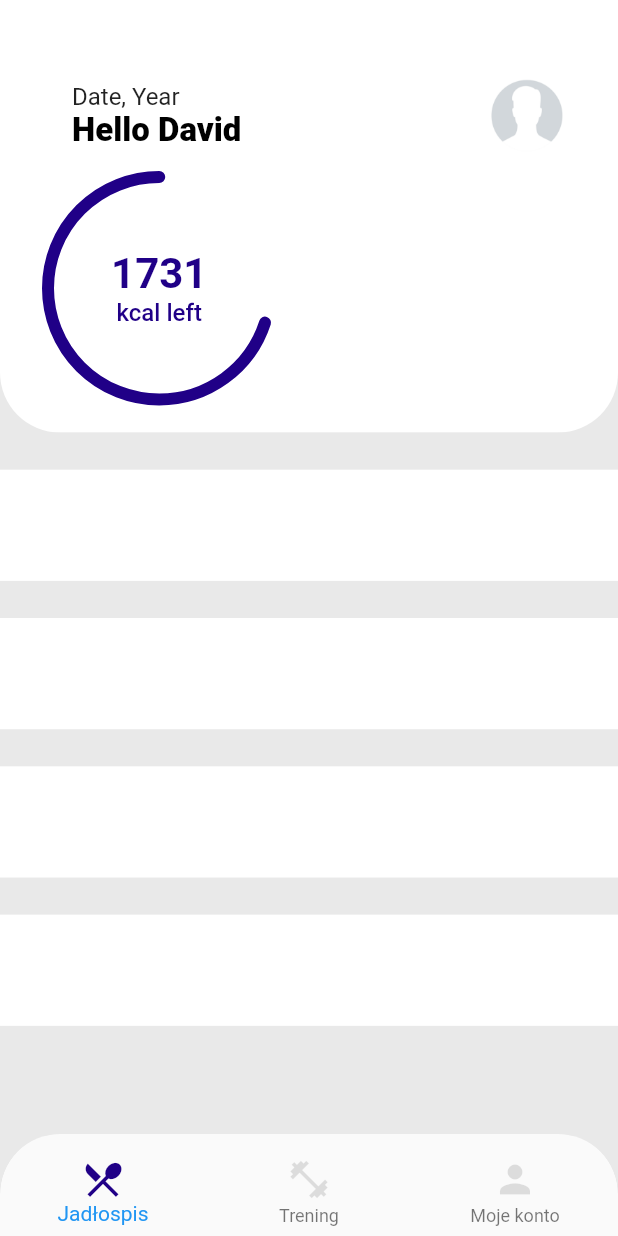
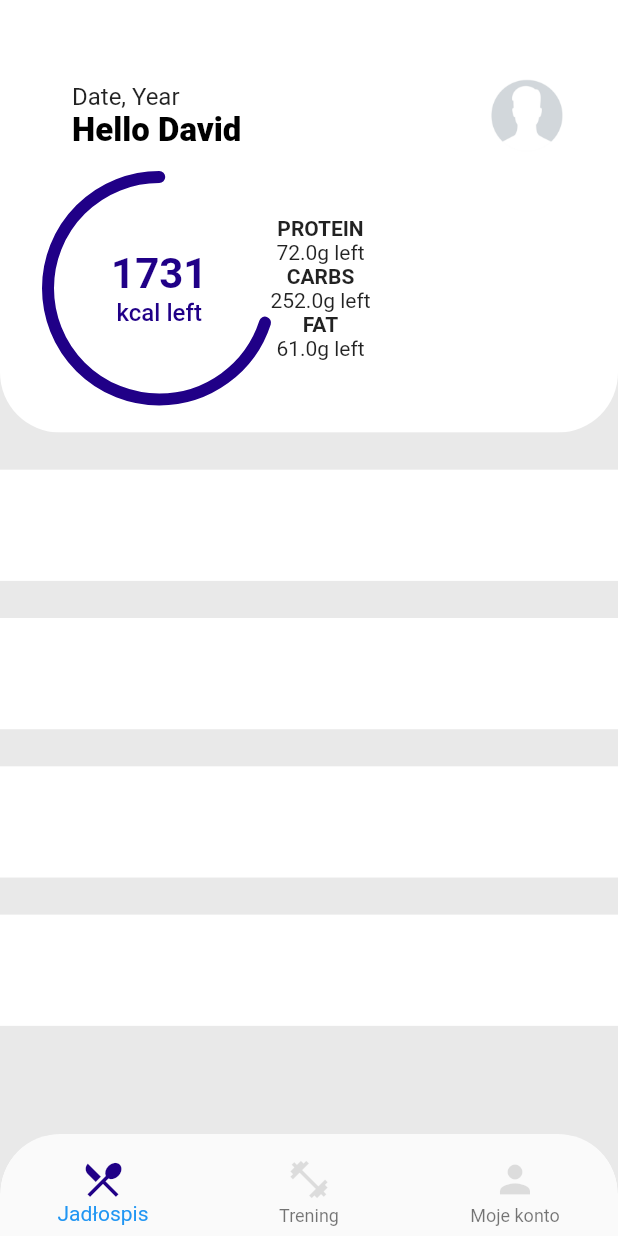
Before and after one commit to jakubzawada/this_is_your_training, a Flutter app: the screen it shows once a user with an empty profile is signed in, on a phone screen of 412 x 824 dp. Run offline on Flutter 3.47's test engine with Material 2 defaults, Android fonts, the phone set to English and light mode, and no system bars; our stand-ins replace firebase_auth, firebase_core; accounts and stored records are empty.

Commit message:
add IngredientProgress

```diff
--- a/lib/app/home/home_page.dart
+++ b/lib/app/home/home_page.dart
@@ -191,6 +191,30 @@ class MakroPageContent extends StatelessWidget {
                           height: height * 0.18,
                           progress: 0.7,
                         ),
+                        Column(
+                          mainAxisAlignment: MainAxisAlignment.spaceBetween,
+                          mainAxisSize: MainAxisSize.max,
+                          children: const [
+                            _IngredientProgress(
+                              ingredient: "Protein",
+                              progress: 0.3,
+                              progressColor: Colors.green,
+                              leftAmount: 72,
+                            ),
+                            _IngredientProgress(
+                              ingredient: "Carbs",
+                              progress: 0.2,
+                              progressColor: Colors.red,
+                              leftAmount: 252,
+                            ),
+                            _IngredientProgress(
+                              ingredient: "Fat",
+                              progress: 0.1,
+                              progressColor: Colors.yellow,
+                              leftAmount: 61,
+                            ),
+                          ],
+                        )
                       ],
                     ),
                   ],
@@ -236,6 +260,47 @@ class MakroPageContent extends StatelessWidget {
           ),
         ],
       ),
+    );
+  }
+}
+
+class _IngredientProgress extends StatelessWidget {
+  final String ingredient;
+  final double leftAmount;
+  final double progress;
+  final Color progressColor;
+
+  const _IngredientProgress(
+      {required this.ingredient,
+      required this.leftAmount,
+      required this.progress,
+      required this.progressColor});
+
+  @override
+  Widget build(BuildContext context) {
+    return Column(
+      children: [
+        Text(
+          ingredient.toUpperCase(),
+          style: const TextStyle(
+            fontSize: 14,
+            fontWeight: FontWeight.w700,
+          ),
+        ),
+        Row(
+          children: [
+            Container(
+              height: 10,
+              decoration: const BoxDecoration(
+                  borderRadius: BorderRadius.all(
+                    Radius.circular(5),
+                  ),
+                  color: Colors.grey),
+            ),
+            Text("${leftAmount}g left"),
+          ],
+        )
+      ],
     );
   }
 }
```
